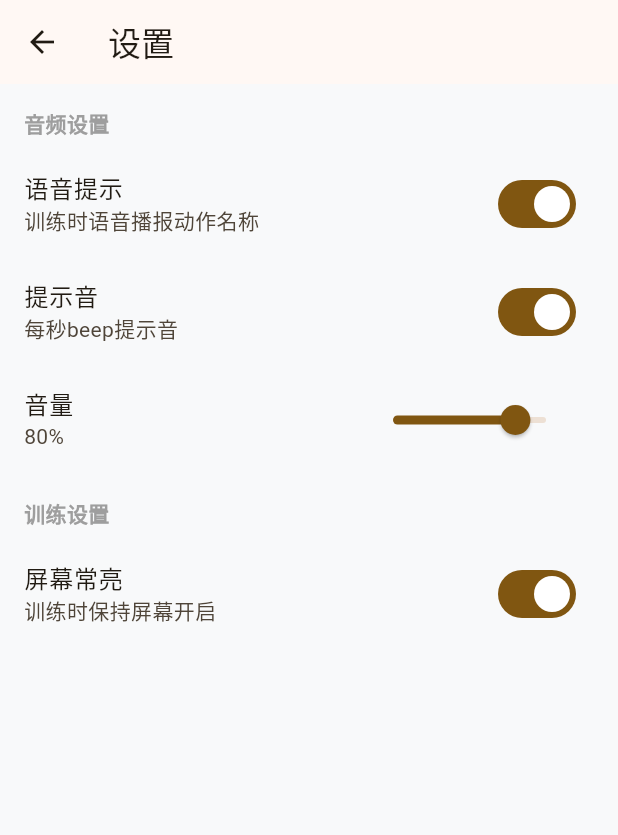
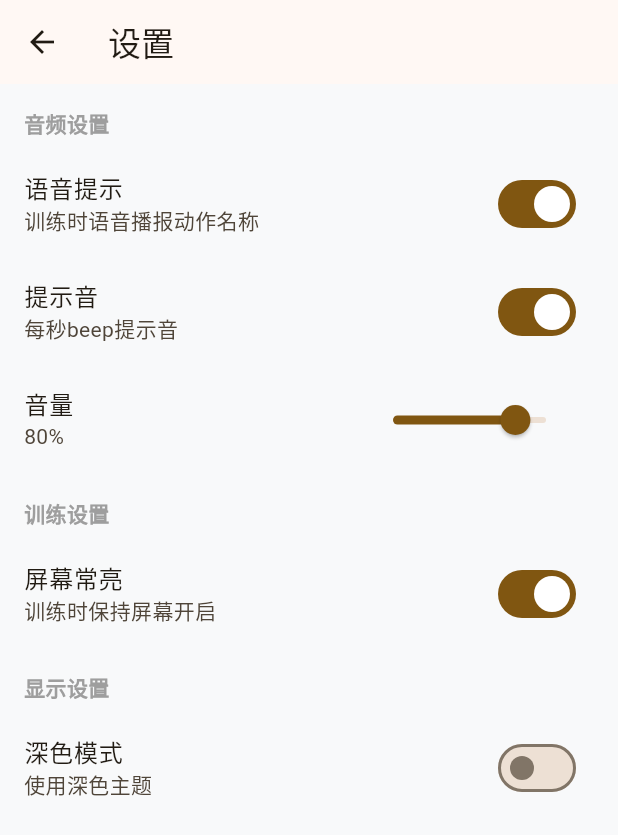
Before and after one commit to boyingliu01/personal-workout-android, a Flutter app: the screen it shows after launch, after a tap on the "settings" icon, on a phone screen of 412 x 824 dp. Shown: the top 835 px of the screen. Run offline on Flutter 3.47's test engine with Material 3 defaults, Android fonts, the light colour scheme and no system bars; our stand-ins replace audioplayers, flutter_riverpod, flutter_tts, hive_flutter, shared_preferences, video_player; accounts and stored records are empty.

Commit message:
feat: 添加手势操作、暗色模式、历史筛选
- ExerciseScreen: 左右滑动切换动作、双击静音/取消静音
- SettingsScreen: 添加深色模式开关
- main.dart: 支持亮色/暗色主题切换
- HistoryScreen: 添加按训练类型筛选功能
- AppSettings: 添加 darkMode 字段
- 所有 96 个测试通过

```diff
--- a/runner_app/lib/main.dart
+++ b/runner_app/lib/main.dart
@@ -3,6 +3,7 @@ import 'dart:async';
 import 'package:flutter/material.dart';
 import 'package:flutter_riverpod/flutter_riverpod.dart';
 import 'package:hive_flutter/hive_flutter.dart';
+import 'package:strength_app/presentation/providers/settings_provider.dart';
 import 'package:strength_app/presentation/screens/home_screen.dart';
 
 void main() {
@@ -36,20 +37,31 @@ void main() {
   );
 }
 
-class StrengthApp extends StatelessWidget {
+class StrengthApp extends ConsumerWidget {
   const StrengthApp({super.key});
 
   @override
-  Widget build(BuildContext context) {
+  Widget build(BuildContext context, WidgetRef ref) {
+    final settings = ref.watch(settingsProvider);
+
     return MaterialApp(
       title: '力量训练',
       theme: ThemeData(
         colorScheme: ColorScheme.fromSeed(
           seedColor: const Color(0xFFF5A623),
+          brightness: Brightness.light,
         ),
         useMaterial3: true,
         scaffoldBackgroundColor: const Color(0xFFF8F9FA),
       ),
+      darkTheme: ThemeData(
+        colorScheme: ColorScheme.fromSeed(
+          seedColor: const Color(0xFFF5A623),
+          brightness: Brightness.dark,
+        ),
+        useMaterial3: true,
+      ),
+      themeMode: settings.darkMode ? ThemeMode.dark : ThemeMode.light,
       home: const HomeScreen(),
     );
   }
--- a/runner_app/lib/presentation/models/settings_model.dart
+++ b/runner_app/lib/presentation/models/settings_model.dart
@@ -5,6 +5,7 @@ class AppSettings {
   final int exerciseDuration;
   final int restDuration;
   final bool keepScreenOn;
+  final bool darkMode;
 
   const AppSettings({
     required this.volume,
@@ -13,6 +14,7 @@ class AppSettings {
     required this.exerciseDuration,
     required this.restDuration,
     required this.keepScreenOn,
+    this.darkMode = false,
   });
 
   AppSettings copyWith({
@@ -22,6 +24,7 @@ class AppSettings {
     int? exerciseDuration,
     int? restDuration,
     bool? keepScreenOn,
+    bool? darkMode,
   }) {
     return AppSettings(
       volume: volume ?? this.volume,
@@ -30,6 +33,7 @@ class AppSettings {
       exerciseDuration: exerciseDuration ?? this.exerciseDuration,
       restDuration: restDuration ?? this.restDuration,
       keepScreenOn: keepScreenOn ?? this.keepScreenOn,
+      darkMode: darkMode ?? this.darkMode,
     );
   }
 }
--- a/runner_app/lib/presentation/providers/settings_provider.dart
+++ b/runner_app/lib/presentation/providers/settings_provider.dart
@@ -15,6 +15,7 @@ class SettingsNotifier extends StateNotifier<AppSettings> {
                 box.get('exerciseDuration', defaultValue: 60) as int,
             restDuration: box.get('restDuration', defaultValue: 5) as int,
             keepScreenOn: box.get('keepScreenOn', defaultValue: true) as bool,
+            darkMode: box.get('darkMode', defaultValue: false) as bool,
           ),
         );
 
@@ -37,6 +38,11 @@ class SettingsNotifier extends StateNotifier<AppSettings> {
     await box.put('keepScreenOn', v);
     state = state.copyWith(keepScreenOn: v);
   }
+
+  Future<void> setDarkMode(bool v) async {
+    await box.put('darkMode', v);
+    state = state.copyWith(darkMode: v);
+  }
 }
 
 final settingsProvider = StateNotifierProvider<SettingsNotifier, AppSettings>(
--- a/runner_app/lib/presentation/screens/settings_screen.dart
+++ b/runner_app/lib/presentation/screens/settings_screen.dart
@@ -50,6 +50,14 @@ class SettingsScreen extends ConsumerWidget {
                   ref.read(settingsProvider.notifier).setKeepScreenOn(v),
             ),
           ),
+          const _SectionHeader('显示设置'),
+          SwitchListTile(
+            title: const Text('深色模式'),
+            subtitle: const Text('使用深色主题'),
+            value: settings.darkMode,
+            onChanged: (v) =>
+                ref.read(settingsProvider.notifier).setDarkMode(v),
+          ),
         ],
       ),
     );
```
Also changed, not shown: runner_app/lib/presentation/screens/exercise_screen.dart (+40 -1 lines), runner_app/lib/presentation/screens/history_screen.dart (+59 -4 lines).
